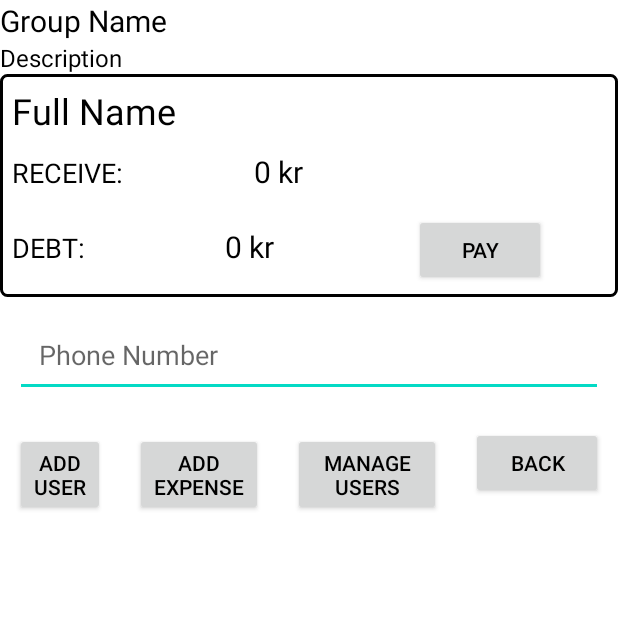
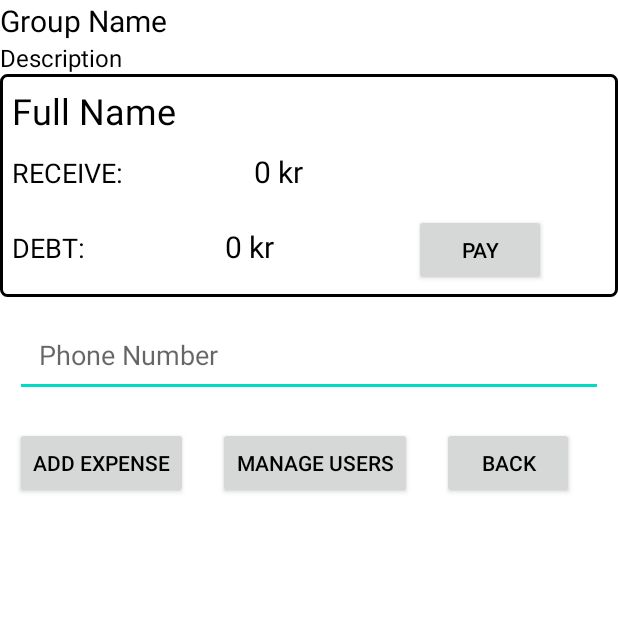
Before and after one commit to ngPsych/WeShare, an Android app: the GroupActivity screen opened directly, with no data from a screen before it, on a phone screen of 412 x 824 dp, the top half of it. Run offline under Robolectric (Android 15) with nearby library versions, the phone set to English and light mode, and no system bars; our stand-ins replace Firebase (no records; nobody signed in at launch, a user with empty details on screens opened directly).

Commit message:
user list

```diff
--- a/app/src/main/res/layout/activity_group.xml
+++ b/app/src/main/res/layout/activity_group.xml
@@ -125,15 +125,6 @@
         android:layout_below="@id/editTextViewPhoneNumber">
 
         <Button
-            android:id="@+id/addUserButton"
-            android:layout_width="60dp"
-            android:layout_height="wrap_content"
-            android:layout_margin="10dp"
-            android:text="ADD USER" />
-
-
-
-        <Button
             android:id="@+id/addExpenseButton"
             android:layout_width="wrap_content"
             android:layout_height="wrap_content"
--- a/app/src/main/res/layout/item_user.xml
+++ b/app/src/main/res/layout/item_user.xml
@@ -38,7 +38,7 @@
         </LinearLayout>
 
         <Button
-            android:id="@+id/removeUserButton"
+            android:id="@+id/removeButton"
             android:layout_width="wrap_content"
             android:layout_height="wrap_content"
             android:text="REMOVE" />
```
Also changed, not shown: app/src/main/java/com/example/weshare/adapters/UserAdapter.kt (+17 -13 lines), app/src/main/java/com/example/weshare/group/ManageUsersActivity.kt (+17 -3 lines).
